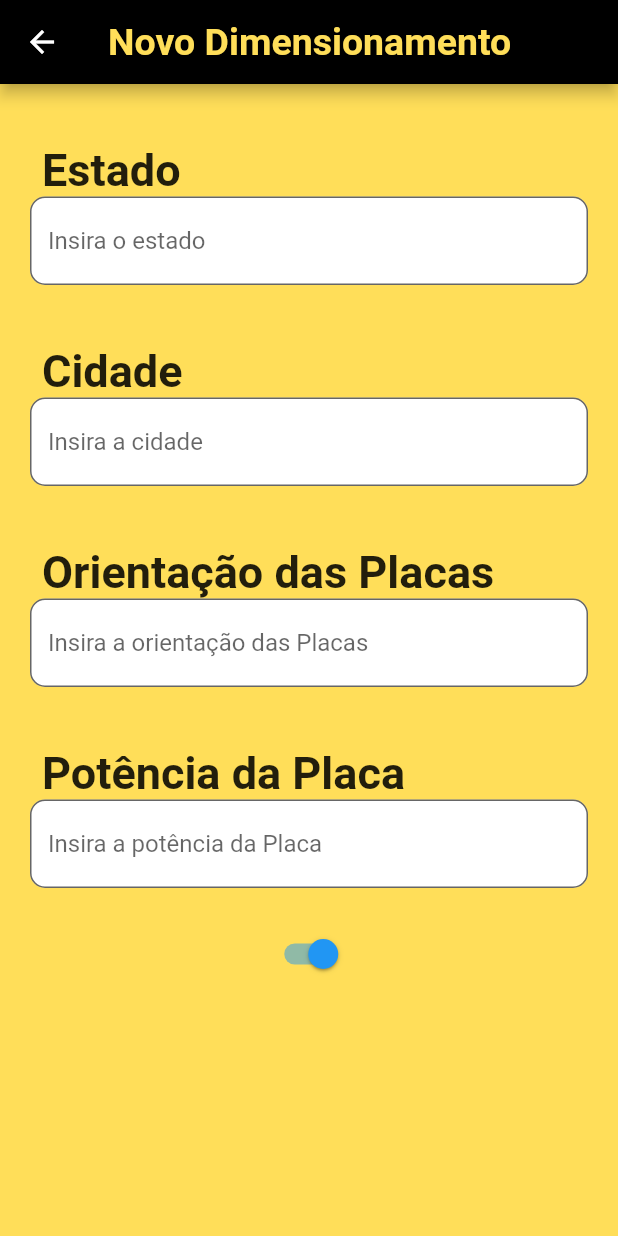
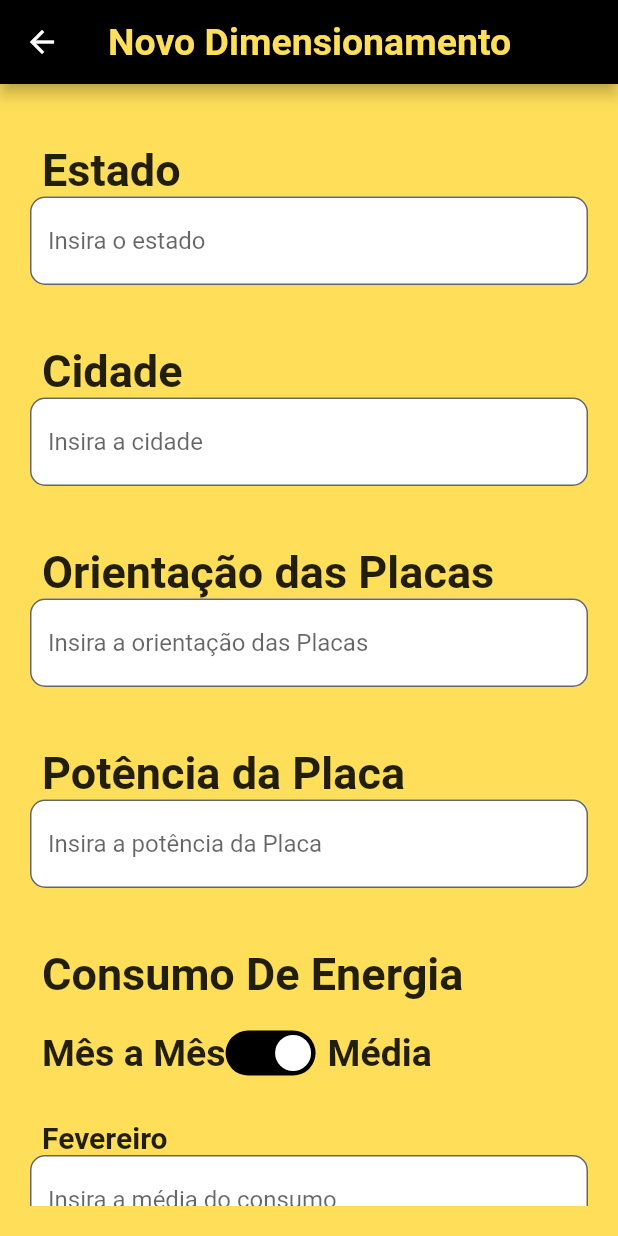
Before and after one commit to jameshirxlehor/sunLight, a Flutter app: the screen it shows after launch, after a tap on "Novo", on a phone screen of 412 x 824 dp. Run offline on Flutter 3.47's test engine with Material 3 defaults, Android fonts, the phone set to English and light mode, and no system bars; our stand-ins replace card_swiper, sqflite; accounts and stored records are empty.

Commit message:
Criado styledSwitch widget. editado consumo de energia, botao switch, widget meses e media. criado pagina sobeDesenvolvimento

```diff
--- a/lib/pages/home.dart
+++ b/lib/pages/home.dart
@@ -1,5 +1,6 @@
 import 'package:flutter/material.dart';
 import 'package:sunlight/pages/novoDimensionamento.dart';
+import 'package:sunlight/pages/sobreDesenvolvedores.dart';
 import '../widgets/cardOpcaoHome.dart';
 import 'package:card_swiper/card_swiper.dart';
 
@@ -48,7 +49,11 @@ class _HomeState extends State<Home> {
               palavraPrimaria: "Sobre os",
               palavraSecundaria: "Desenvolvedores",
               urlImagem: "assets/image/page3.png",
-              click: () {},
+              click: () {
+                Navigator.push(context,
+                    MaterialPageRoute(builder: (context) => SobreDesenvolvedores())
+                );
+              },
             );
           } else {
             return cardOpcaoHome(
--- a/lib/pages/novoDimensionamento.dart
+++ b/lib/pages/novoDimensionamento.dart
@@ -1,5 +1,5 @@
-import 'package:flutter/cupertino.dart';
 import 'package:flutter/material.dart';
+import 'package:sunlight/widgets/styledSwitch.dart';
 import '../widgets/cardOpcaoHome.dart';
 import 'package:card_swiper/card_swiper.dart';
 
@@ -11,33 +11,40 @@ class NovoDimensionamento extends StatefulWidget {
 }
 
 class _NovoDimensionamentoState extends State<NovoDimensionamento> {
-
-  bool sw = true;    // atributo
-
-  @override
-  Widget build(BuildContext context) {
-    double largura =
-        MediaQuery.of(context).size.width; // tamanho da largura da tela
-    double altura =
-        MediaQuery.of(context).size.height; // tamanho da altura da tela
-
   TextEditingController controllerEstado = TextEditingController();
   TextEditingController controllerCidade = TextEditingController();
   TextEditingController controllerOrientacaoPlaca = TextEditingController();
   TextEditingController controllerPotenciaPlaca = TextEditingController();
+  TextEditingController controllerConsumoMedia = TextEditingController();
+  TextEditingController controllerConsumoMesJaneiro = TextEditingController();
+  TextEditingController controllerConsumoMesFevereiro = TextEditingController();
+  TextEditingController controllerConsumoMesMarco = TextEditingController();
+  TextEditingController controllerConsumoMesAbril = TextEditingController();
+  TextEditingController controllerConsumoMesMaio = TextEditingController();
+  TextEditingController controllerConsumoMesJunho = TextEditingController();
+  TextEditingController controllerConsumoMesJulho = TextEditingController();
+  TextEditingController controllerConsumoMesAgosto = TextEditingController();
+  TextEditingController controllerConsumoMesSetembro = TextEditingController();
+  TextEditingController controllerConsumoMesOutubro = TextEditingController();
+  TextEditingController controllerConsumoMesNovembro = TextEditingController();
+  TextEditingController controllerConsumoMesDezembro = TextEditingController();
 
+  bool mostrarConsumoMesAMes = false;
 
+  _onToggled(bool isToggled) {
+    setState(() {
+      mostrarConsumoMesAMes = isToggled;
+    });
+  }
 
-
-
-    _getTextTitulo(String tituloText) {
+  _getTextTitulo(String tituloText, double fontSize) {
     return Row(
       children: [
         Padding(
           padding: const EdgeInsets.only(left: 8.0),
           child: Text(
             tituloText,
-              style: const TextStyle(fontSize: 30, fontWeight: FontWeight.w700),
+            style: TextStyle(fontSize: fontSize, fontWeight: FontWeight.w700),
           ),
         ),
       ],
@@ -75,6 +82,79 @@ class _NovoDimensionamentoState extends State<NovoDimensionamento> {
     );
   }
 
+  _getMedia() {
+    return Column(
+      children: [
+        _getSizedBox(10),
+        _getTextTitulo("Fevereiro", 20),
+        _getTextFormFieldDados("Insira a média do consumo",
+            controllerConsumoMedia, (p0) => null, TextInputType.number)
+      ],
+    );
+  }
+
+  // _getTextFormFieldDados("Insira o consumo de janeiro", controllerConsumoMesJaneiro, (p0) => null, TextInputType.number);
+  _getMesAMes() {
+    return Column(
+      children: [
+        _getTextTitulo("Janeiro", 20),
+        _getTextFormFieldDados("Insira o consumo de janeiro",
+            controllerConsumoMesJaneiro, (p0) => null, TextInputType.number),
+        _getSizedBox(10),
+        _getTextTitulo("Fevereiro", 20),
+        _getTextFormFieldDados("Insira o consumo de fevereiro",
+            controllerConsumoMesFevereiro, (p0) => null, TextInputType.number),
+        _getSizedBox(10),
+        _getTextTitulo("Março", 20),
+        _getTextFormFieldDados("Insira o consumo de março",
+            controllerConsumoMesMarco, (p0) => null, TextInputType.number),
+        _getSizedBox(10),
+        _getTextTitulo("Abril", 20),
+        _getTextFormFieldDados("Insira o consumo de abril",
+            controllerConsumoMesAbril, (p0) => null, TextInputType.number),
+        _getSizedBox(10),
+        _getTextTitulo("Maio", 20),
+        _getTextFormFieldDados("Insira o consumo de maio",
+            controllerConsumoMesMaio, (p0) => null, TextInputType.number),
+        _getSizedBox(10),
+        _getTextTitulo("Junho", 20),
+        _getTextFormFieldDados("Insira o consumo de junho",
+            controllerConsumoMesJunho, (p0) => null, TextInputType.number),
+        _getSizedBox(10),
+        _getTextTitulo("Julho", 20),
+        _getTextFormFieldDados("Insira o consumo de julho",
+            controllerConsumoMesJulho, (p0) => null, TextInputType.number),
+        _getSizedBox(10),
+        _getTextTitulo("Agosto", 20),
+        _getTextFormFieldDados("Insira o consumo de agosto",
+            controllerConsumoMesAgosto, (p0) => null, TextInputType.number),
+        _getSizedBox(10),
+        _getTextTitulo("Setembro", 20),
+        _getTextFormFieldDados("Insira o consumo de setembro",
+            controllerConsumoMesSetembro, (p0) => null, TextInputType.number),
+        _getSizedBox(10),
+        _getTextTitulo("Outubro", 20),
+        _getTextFormFieldDados("Insira o consumo de outubro",
+            controllerConsumoMesOutubro, (p0) => null, TextInputType.number),
+        _getSizedBox(10),
+        _getTextTitulo("Novembro", 20),
+        _getTextFormFieldDados("Insira o consumo de novembro",
+            controllerConsumoMesNovembro, (p0) => null, TextInputType.number),
+        _getSizedBox(10),
+        _getTextTitulo("Dezembro", 20),
+        _getTextFormFieldDados("Insira o consumo de dezembro",
+            controllerConsumoMesDezembro, (p0) => null, TextInputType.number),
+      ],
+    );
+  }
+
+  @override
+  Widget build(BuildContext context) {
+    double largura =
+        MediaQuery.of(context).size.width; // tamanho da largura da tela
+    double altura =
+        MediaQuery.of(context).size.height; // tamanho da altura da tela
+
     return Scaffold(
       backgroundColor: Color.fromARGB(255, 255, 222, 89),
       appBar: AppBar(
@@ -87,49 +167,44 @@ class _NovoDimensionamentoState extends State<NovoDimensionamento> {
         ),
         backgroundColor: Colors.black,
       ),
-      body: SingleChildScrollView(
-        child: Padding(
+      body: Padding(
         padding: const EdgeInsets.all(20.0),
-          child: Column(
-            mainAxisAlignment: MainAxisAlignment.center,
+        child: ListView(
           children: [
             _getSizedBox(20),
-              _getTextTitulo("Estado"),
+            _getTextTitulo("Estado", 30),
             _getTextFormFieldDados("Insira o estado", controllerEstado,
                 (p0) => null, TextInputType.emailAddress),
             _getSizedBox(40),
-              _getTextTitulo("Cidade"),
+            _getTextTitulo("Cidade", 30),
             _getTextFormFieldDados("Insira a cidade", controllerCidade,
                 (p0) => null, TextInputType.emailAddress),
             _getSizedBox(40),
-              _getTextTitulo("Orientação das Placas"),
+            _getTextTitulo("Orientação das Placas", 30),
             _getTextFormFieldDados(
                 "Insira a orientação das Placas",
                 controllerOrientacaoPlaca,
                 (p0) => null,
                 TextInputType.emailAddress),
             _getSizedBox(40),
-              _getTextTitulo("Potência da Placa"),
+            _getTextTitulo("Potência da Placa", 30),
             _getTextFormFieldDados("Insira a potência da Placa",
                 controllerPotenciaPlaca, (p0) => null, TextInputType.number),
+            _getSizedBox(40),
+            _getTextTitulo("Consumo De Energia", 30),
             _getSizedBox(20),
-              Switch(
-                value: sw,
-                onChanged: (value) {
-                  setState(() {
-                    sw = value;
-                  });
-                },
-              ),
+            Row(
+              children: [
+                _getTextTitulo("Mês a Mês", 25),
+                StyledSwitch(onToggled: _onToggled),
+                _getTextTitulo("Média", 25),
               ],
             ),
+            _getSizedBox(20),
+            mostrarConsumoMesAMes ? _getMesAMes() : _getMedia(),
+          ],
         ),
       ),
     );
   }
 }
-
-//
-// NovoDimensionamento({required TextEditingController controllerTexto}) {
-//   return
-// }
--- /dev/null
+++ b/lib/widgets/styledSwitch.dart
@@ -0,0 +1,56 @@
+import 'package:flutter/material.dart';
+
+class StyledSwitch extends StatefulWidget {
+  final void Function(bool isToggled) onToggled;
+
+  const StyledSwitch({Key? key, required this.onToggled}) : super(key: key);
+
+  @override
+  State<StyledSwitch> createState() => _StyledSwitchState();
+}
+
+class _StyledSwitchState extends State<StyledSwitch> {
+  bool isToggled = false;
+  double size = 30;
+  double innerPadding = 0;
+
+  @override
+  void initState() {
+    innerPadding = size / 10;
+    super.initState();
+  }
+
+  @override
+  Widget build(BuildContext context) {
+    return GestureDetector(
+      onTap: () {
+        setState(() => isToggled = !isToggled);
+        widget.onToggled(isToggled);
+      },
+      onPanEnd: (b) {
+        setState(() => isToggled = !isToggled);
+        widget.onToggled(isToggled);
+      },
+      child: AnimatedContainer(
+        height: size,
+        width: size * 2,
+        padding: EdgeInsets.all(innerPadding),
+        alignment: isToggled ? Alignment.centerLeft : Alignment.centerRight,
+        duration: const Duration(milliseconds: 300),
+        curve: Curves.easeOut,
+        decoration: BoxDecoration(
+          borderRadius: BorderRadius.circular(50),
+          color: isToggled ? Colors.white: Colors.black,
+        ),
+        child: Container(
+          width: size - innerPadding * 2,
+          height: size - innerPadding * 2,
+          decoration: BoxDecoration(
+            borderRadius: BorderRadius.circular(100),
+            color: isToggled ? Colors.black: Colors.white,
+          ),
+        ),
+      ),
+    );
+  }
+}
--- a/pubspec.yaml
+++ b/pubspec.yaml
@@ -38,6 +38,7 @@ dependencies:
   card_swiper: ^3.0.1
   sqflite: ^2.3.2
   path: ^1.8.3
+  dropdown_search: ^5.0.6
 
 dev_dependencies:
   flutter_test:
```
Also changed, not shown: lib/pages/sobreDesenvolvedores.dart (added, +65 -0 lines), pubspec.lock. Lines whose indentation alone changed are shown as unchanged.
